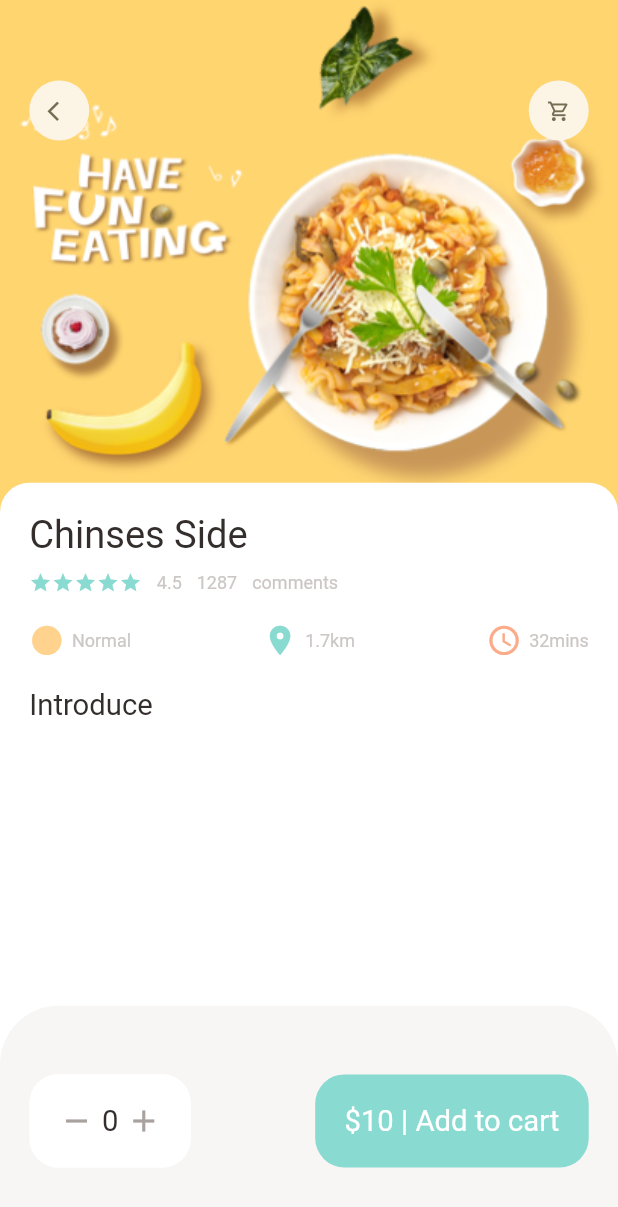
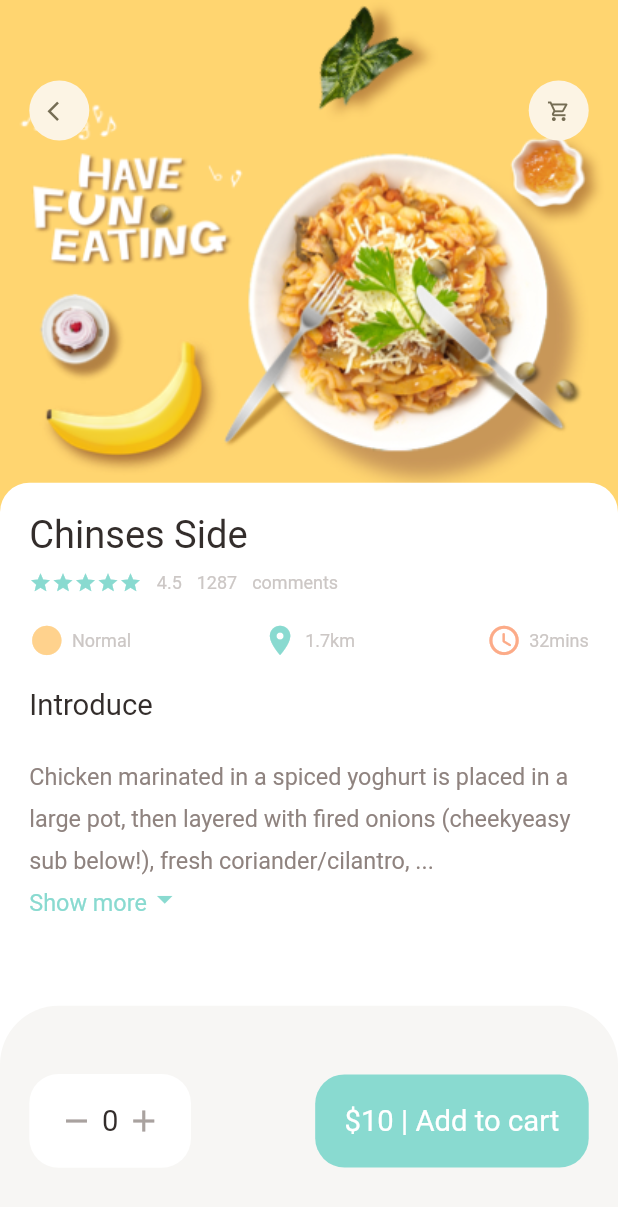
Before and after one commit to Thae00/food_delivery, a Flutter app: the screen it shows after launch, on a phone screen of 412 x 824 dp. Shown: the top 1207 px of the screen. Run offline on Flutter 3.47's test engine with Material 2 defaults, Android fonts, the phone set to English and light mode, and no system bars; our stand-ins replace dots_indicator, get.

Commit message:
building acting text show more & less btn

```diff
--- a/lib/pages/food/popular_food_detail.dart
+++ b/lib/pages/food/popular_food_detail.dart
@@ -3,6 +3,7 @@ import 'package:flutter/material.dart';
 import 'package:food_delivery/utils/dimensions.dart';
 import 'package:food_delivery/widgets/app_column.dart';
 import 'package:food_delivery/widgets/app_icon.dart';
+import 'package:food_delivery/widgets/expandable_text_widget.dart';
 
 import '../../utils/colors.dart';
 import '../../widgets/big_text.dart';
@@ -70,6 +71,14 @@ class PopularFoodDetail extends StatelessWidget {
                     height: Dimensions.height20,
                   ),
                   BigText(text: "Introduce"),
+                  SizedBox(
+                    height: Dimensions.height20,
+                  ),
+                  Expanded(
+                      child: SingleChildScrollView(
+                          child: ExpandableTextWidget(
+                              text:
+                                  "Chicken marinated in a spiced yoghurt is placed in a large pot, then layered with fired onions (cheekyeasy sub below!), fresh coriander/cilantro, then par boiled put the fire. It is so delious!***Search over 1 million types of poems by form, occasion, word, theme, and more. Find, read, and share the perfect poem written by one of over 40,000 modern and famous poets from all around the world. Definition of a poem (What is a poem?).Poems of all kinds on themes such as love, sister, wife, for her, wedding, acrostic, flower, haiku, friendship and more poems are submitted each day. Read short, long, best, and famous poems all on different topics.Chicken marinated in a spiced yoghurt is placed in a large pot, then layered with fired onions (cheekyeasy sub below!), fresh coriander/cilantro, then par boiled put the fire. It is so delious!***Search over 1 million types of poems by form, occasion, word, theme, and more. Find, read, and share the perfect poem written by one of over 40,000 modern and famous poets from all around the world. Definition of a poem (What is a poem?).Poems of all kinds on themes such as love, sister, wife, for her, wedding, acrostic, flower, haiku, friendship and more poems are submitted each day. Read short, long, best, and famous poems all on different topics!.***"))),
                 ],
               ),
             ),
@@ -87,36 +96,58 @@ class PopularFoodDetail extends StatelessWidget {
         decoration: BoxDecoration(
           color: AppColors.buttonBackgroundColor,
           borderRadius: BorderRadius.only(
-            topLeft: Radius.circular(Dimensions.radius20*2),
-            topRight: Radius.circular(Dimensions.radius20*2),
+            topLeft: Radius.circular(Dimensions.radius20 * 2),
+            topRight: Radius.circular(Dimensions.radius20 * 2),
           ),
         ),
         child: Row(
           mainAxisAlignment: MainAxisAlignment.spaceBetween,
           children: [
             Container(
-              padding: EdgeInsets.only(left: Dimensions.width20,right: Dimensions.width20, top: Dimensions.height20, bottom: Dimensions.height20,),
+              padding: EdgeInsets.only(
+                left: Dimensions.width20,
+                right: Dimensions.width20,
+                top: Dimensions.height20,
+                bottom: Dimensions.height20,
+              ),
               decoration: BoxDecoration(
                 borderRadius: BorderRadius.circular(Dimensions.radius20),
                 color: Colors.white,
               ),
               child: Row(
                 children: [
-                  Icon(Icons.remove, color: AppColors.signColor,),
-                  SizedBox(width: Dimensions.width10/2,),
+                  Icon(
+                    Icons.remove,
+                    color: AppColors.signColor,
+                  ),
+                  SizedBox(
+                    width: Dimensions.width10 / 2,
+                  ),
                   BigText(text: "0"),
-                  SizedBox(width: Dimensions.width10/2,),
-                  Icon(Icons.add, color: AppColors.signColor,),
+                  SizedBox(
+                    width: Dimensions.width10 / 2,
+                  ),
+                  Icon(
+                    Icons.add,
+                    color: AppColors.signColor,
+                  ),
                 ],
               ),
             ),
             Container(
-              padding: EdgeInsets.only(top: Dimensions.height20,bottom: Dimensions.height20,left: Dimensions.width20, right: Dimensions.width20),
+              padding: EdgeInsets.only(
+                  top: Dimensions.height20,
+                  bottom: Dimensions.height20,
+                  left: Dimensions.width20,
+                  right: Dimensions.width20),
               decoration: BoxDecoration(
                 borderRadius: BorderRadius.circular(Dimensions.radius20),
                 color: AppColors.mainColor,
               ),
-              child: BigText(text: "\$10 | Add to cart", color: Colors.white,),
+              child: BigText(
+                text: "\$10 | Add to cart",
+                color: Colors.white,
+              ),
             ),
           ],
         ),
--- a/lib/utils/dimensions.dart
+++ b/lib/utils/dimensions.dart
@@ -23,6 +23,7 @@ class Dimensions {
   static double width20 = screenHeight / 42.2;
   static double width30 = screenHeight / 18.13;
 
+  static double font16 = screenHeight / 52.75;
   static double font20 = screenHeight / 42.2;
   static double font26 = screenHeight / 32.46;
 
--- /dev/null
+++ b/lib/widgets/expandable_text_widget.dart
@@ -0,0 +1,56 @@
+import 'package:flutter/material.dart';
+import 'package:food_delivery/utils/colors.dart';
+import 'package:food_delivery/utils/dimensions.dart';
+import 'package:food_delivery/widgets/small_text.dart';
+
+class ExpandableTextWidget extends StatefulWidget {
+  final String text;
+  ExpandableTextWidget({Key? key, required this.text}) : super(key: key);
+
+  @override
+  State<ExpandableTextWidget> createState() => _ExpandableTextWidgetState();
+}
+
+class _ExpandableTextWidgetState extends State<ExpandableTextWidget> {
+  late String firstHalf;
+  late String secondHalf;
+
+  bool hiddenText = true;
+  double textHeight = Dimensions.screenHeight/5.63;
+
+  @override
+  void initState() {
+    super.initState();
+    if(widget.text.length > textHeight) {
+      firstHalf = widget.text.substring(0,textHeight.toInt());
+      secondHalf = widget.text.substring(textHeight.toInt()+1, widget.text.length);
+    } else {
+      firstHalf = widget.text;
+      secondHalf = "";
+    }
+  }
+  @override
+  Widget build(BuildContext context) {
+    print("${textHeight} ee");
+    return Container(
+      child:   secondHalf.isEmpty ? SmallText(height: 1.8,color: AppColors.paraColor,size: Dimensions.font16,text: firstHalf) : Column(
+        children: [
+          SmallText(height: 1.8,color: AppColors.paraColor,size: Dimensions.font16,text: hiddenText ? (firstHalf+"...") : (firstHalf+secondHalf)),
+          InkWell(
+            onTap: (){
+              setState(() {
+                hiddenText = !hiddenText;
+              });
+            },
+            child: Row(
+              children: [
+                SmallText(height: 1.8,size: Dimensions.font16,text: hiddenText?"Show more" : "Show less", color: AppColors.mainColor,),
+                Icon(hiddenText?Icons.arrow_drop_down:Icons.arrow_drop_up, color: AppColors.mainColor,),
+              ],
+            ),
+          )
+        ],
+      ),
+    );
+  }
+}
```
